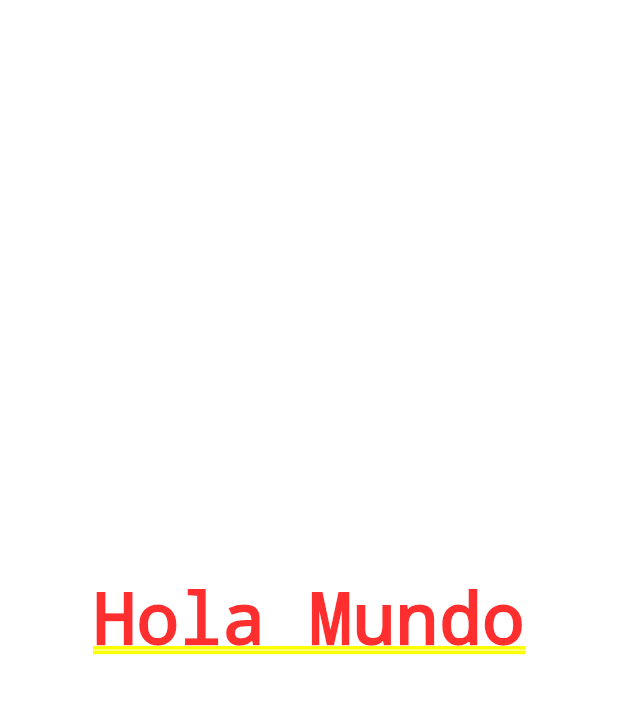
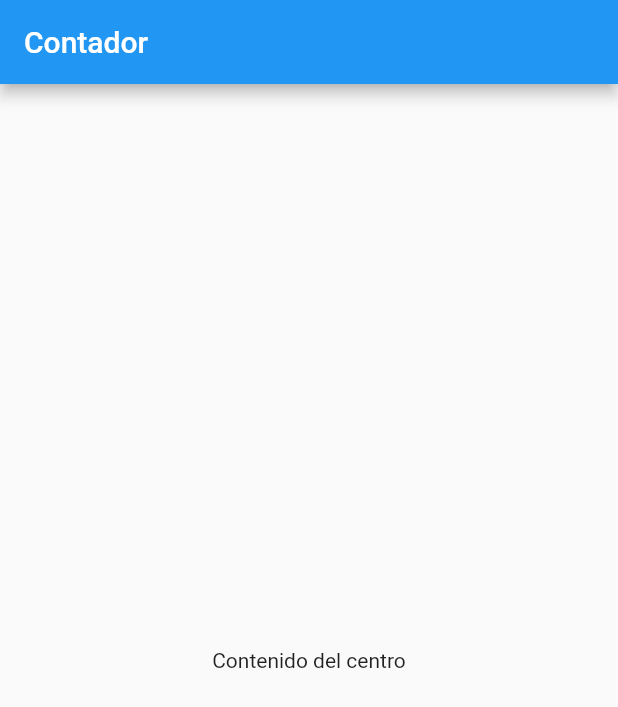
Before and after one commit to ScarKest/ContadorApp, a Flutter app: the screen it shows after launch, on a phone screen of 412 x 824 dp. Shown: the top 707 px of the screen. Run offline on Flutter 3.47's test engine with Material 2 defaults, Android fonts, the phone set to English and light mode, and no system bars.

Commit message:
Agregando Scaffold a la Aplicacion

```diff
--- a/lib/src/app.dart
+++ b/lib/src/app.dart
@@ -1,13 +1,12 @@
 import 'package:flutter/material.dart';
 
+import 'pages/home_page.dart';
 
 class MyApp extends StatelessWidget {
   @override
   Widget build(BuildContext context) {
     return MaterialApp(
-      home: Center(
-        child: Text('Hola Mundo'),
-      )
+      home: HomePage(),
     );
   }
 }
--- /dev/null
+++ b/lib/src/pages/home_page.dart
@@ -0,0 +1,15 @@
+import 'package:flutter/material.dart';
+
+class HomePage extends StatelessWidget {
+  @override
+  Widget build(BuildContext context) {
+    return Scaffold(
+      appBar: AppBar(
+        title: Text('Contador'),
+      ),
+      body: Center(
+        child: Text('Contenido del centro'),
+      ),
+    );
+  }
+}
```
